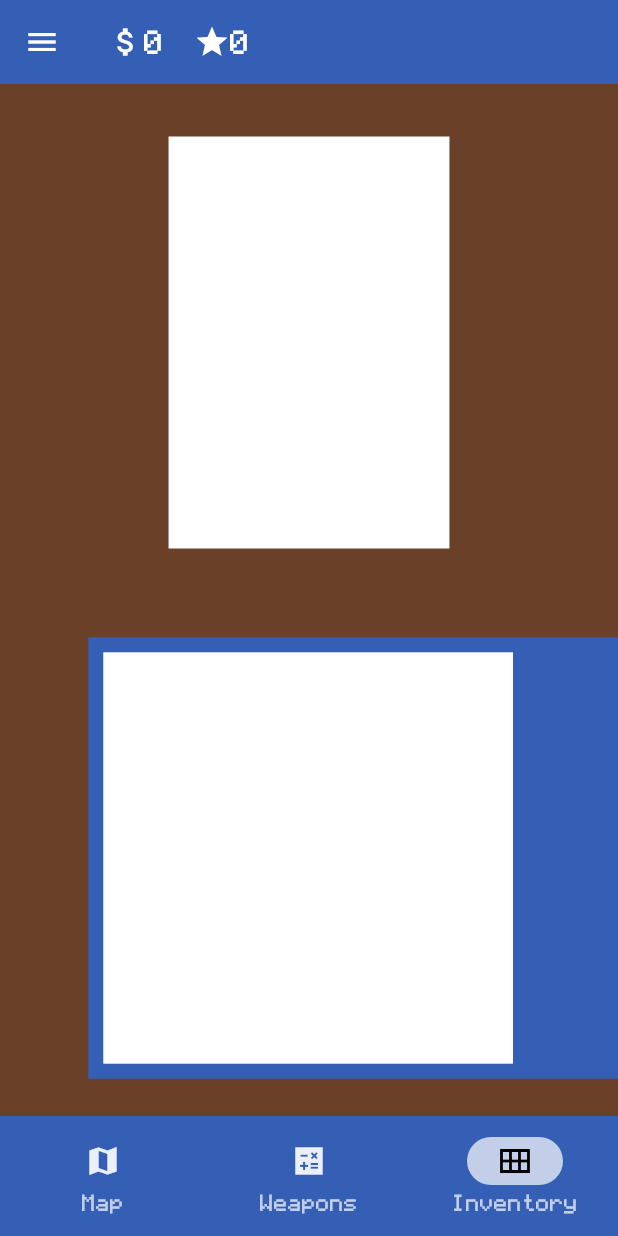
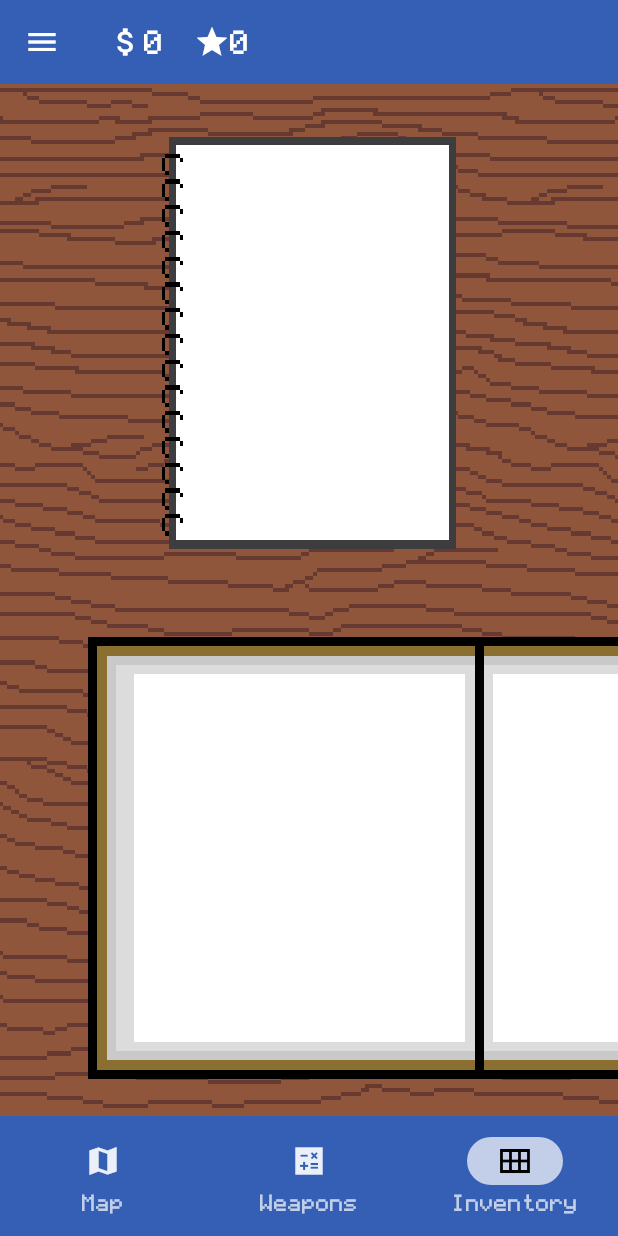
Before and after one commit to RandomnieBukvi/EthA, a Flutter app: the screen it shows once a user with an empty profile is signed in, item 3 of the bottom bar chosen, on a phone screen of 412 x 824 dp. Run offline on Flutter 3.47's test engine with Material 2 defaults, Android fonts, the phone set to English and light mode, and no system bars; our stand-ins replace firebase_auth, firebase_core, firebase_database, shared_preferences; accounts and stored records are empty; statements that could not run were skipped.

Commit message:
leaderboard prototype is done
also notepad, table, book  images have been set

```diff
--- a/lib/screens/FabTabs.dart
+++ b/lib/screens/FabTabs.dart
@@ -2,7 +2,6 @@ import 'dart:async';
 
 import 'package:firebase_auth/firebase_auth.dart';
 import 'package:firebase_database/firebase_database.dart';
-import 'package:lets_go/UserData.dart';
 import 'package:lets_go/constans.dart';
 import 'package:lets_go/screens/inventory.dart';
 import 'package:lets_go/screens/map.dart';
--- a/lib/screens/Register.dart
+++ b/lib/screens/Register.dart
@@ -406,7 +406,6 @@ Future<DataSnapshot> setDataOnRegister() async {
       },
       'notepad': {
         'Plus': {'level': 1},
-        'Minus': {'level': 1},
       },
     }
   });
--- a/lib/screens/inventory.dart
+++ b/lib/screens/inventory.dart
@@ -13,6 +13,8 @@ DatabaseReference inventoryDataRef = FirebaseDatabase.instance.ref(
 
 late StreamSubscription<DatabaseEvent> inventoryChange;
 void initInventory() async {
+  inventoryDataRef = FirebaseDatabase.instance.ref(
+      'usersData/${FirebaseAuth.instance.currentUser!.displayName}/inventory');
   inventoryChange = inventoryDataRef.onValue.listen((event) {
     book = {};
     notepad = {};
@@ -99,11 +101,13 @@ class InventoryState extends State<Inventory> {
   }
 
   void notepadSet() async {
-    Map ntpd = Map();
-    notepadItems.forEach((element) {
-      ntpd.addAll({element: book[element]});
-    });
-    await inventoryDataRef.child('notepad').set(ntpd);
+    if (FirebaseAuth.instance.currentUser != null) {
+      Map ntpd = Map();
+      notepadItems.forEach((element) {
+        ntpd.addAll({element: book[element]});
+      });
+      await inventoryDataRef.child('notepad').set(ntpd);
+    }
   }
 
   @override
@@ -111,7 +115,12 @@ class InventoryState extends State<Inventory> {
     return Container(
       height: double.infinity,
       width: double.infinity,
-      color: Color(0xff6a4028),
+      decoration: BoxDecoration(
+          image: DecorationImage(
+        filterQuality: FilterQuality.none,
+        fit: BoxFit.cover,
+        image: AssetImage('assets/images/table background.png'),
+      )),
       child: Column(
         children: [
           Flexible(
@@ -152,13 +161,19 @@ class _NotepadState extends State<Notepad> {
           duration: Duration(milliseconds: 150),
           child: SizedBox(
             height: MediaQuery.of(context).size.height / 3,
-            width: MediaQuery.of(context).size.width / 2.2,
+            width: MediaQuery.of(context).size.width / 2.1,
             child: Container(
               height: double.infinity,
               width: double.infinity,
-              color: Colors.white,
+              decoration: BoxDecoration(
+                  image: DecorationImage(
+                filterQuality: FilterQuality.none,
+                fit: BoxFit.fill,
+                image: AssetImage('assets/images/notepad.png'),
+              )),
               child: Padding(
-                padding: const EdgeInsets.all(10.0),
+                padding: const EdgeInsets.only(
+                    left: 18, right: 10, top: 10, bottom: 10),
                 child: Wrap(
                   spacing: 2,
                   runSpacing: 2,
@@ -204,18 +219,23 @@ class _BookState extends State<Book> {
           height: MediaQuery.of(context).size.height / 2.8,
           width: MediaQuery.of(context).size.width * 6 / 7,
           child: Container(
-            color: kPrimaryColor,
             height: double.infinity,
             width: double.infinity,
+            decoration: BoxDecoration(
+                image: DecorationImage(
+              filterQuality: FilterQuality.none,
+              fit: BoxFit.fitHeight,
+              alignment: Alignment.centerLeft,
+              image: AssetImage('assets/images/book.png'),
+            )),
             child: Padding(
               padding: const EdgeInsets.only(
-                  left: 10, right: 70, top: 10, bottom: 10),
+                  left: 10, right: 50, top: 10, bottom: 10),
               child: Container(
-                color: Colors.white,
                 height: double.infinity,
                 width: double.infinity,
                 child: Padding(
-                  padding: const EdgeInsets.all(10.0),
+                  padding: const EdgeInsets.all(25.0),
                   child: Wrap(
                     spacing: 4,
                     runSpacing: 4,
```
Also changed, not shown: lib/screens/leader_board.dart (+28 -2 lines), lib/sidemenu.dart (+15 -3 lines), assets/images/book.png (added), assets/images/notepad.png (added), assets/images/table background.png (added).
